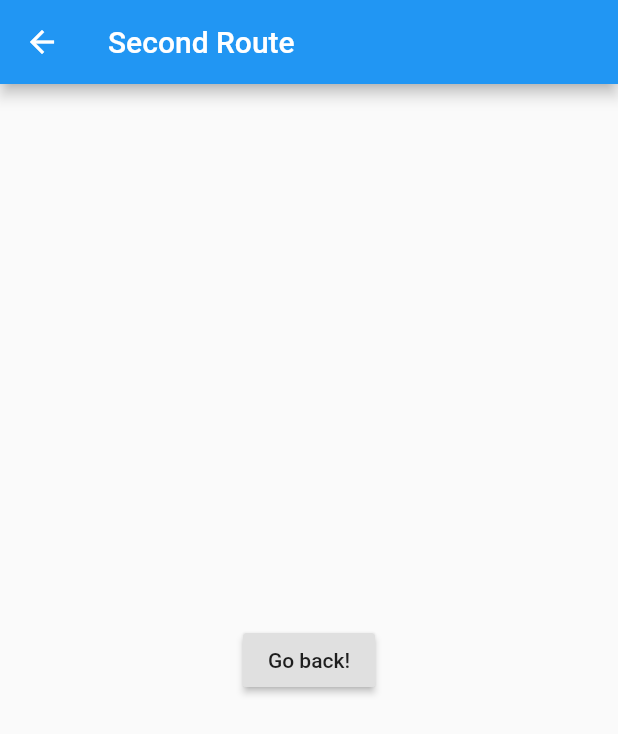
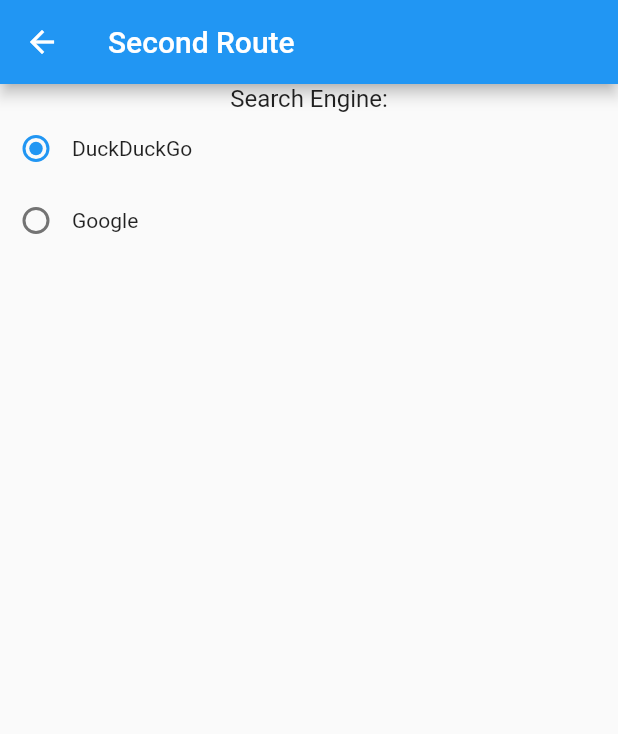
Before and after one commit to Christopher876/Google_Search_Reddit, a Flutter app: the screen it shows after launch, in the side drawer, after a tap on "Settings", on a phone screen of 412 x 824 dp. Shown: the top 734 px of the screen. Run offline on Flutter 3.47's test engine with Material 2 defaults, Android fonts, the phone set to English and light mode, and no system bars; our stand-ins replace modal_progress_hud; missing offline and left inert: beautifulsoup.

Commit message:
Add DuckDuckGo and Google Search Engine Option - Fix Settings Page not updating

```diff
--- a/lib/Globals.dart
+++ b/lib/Globals.dart
@@ -1,6 +1,8 @@
 import 'package:reddit_google_search/Result.dart';
 
+enum SearchEngine{google,ddg}
 class Globals{
   static List<Result> results = new List();
   static bool loading = false;
+  static SearchEngine searchEngine = SearchEngine.ddg;
 }
--- a/lib/settings.dart
+++ b/lib/settings.dart
@@ -1,22 +1,57 @@
 import 'package:flutter/material.dart';
 import 'package:flutter/widgets.dart';
+import 'package:reddit_google_search/Globals.dart';
 
-class Settings extends StatelessWidget{
+class Settings extends StatefulWidget{
+  SettingsPage createState()=>SettingsPage();
+}
+class SettingsPage extends State<Settings>{
   @override
   Widget build(BuildContext context) {
     return Scaffold(
       appBar: AppBar(
         title: Text("Second Route"),
       ),
-      body: Center(
-        child: RaisedButton(
-          onPressed: () {
-            Navigator.pop(context);
-          },
-          child: Text('Go back!'),
-        ),
-      ),
+      body:
+        Column(
+          children: <Widget>[
+            Text("Search Engine:",
+            style: TextStyle(fontSize: 16,),
+            ),
+            new Row(
+              children:<Widget>[
+                new Radio(
+                value: SearchEngine.ddg,
+                groupValue: Globals.searchEngine,
+                onChanged: (SearchEngine value){
+                   setState(() { Globals.searchEngine = value; });
+                },
+              ),
+                Text("DuckDuckGo")
+              ]
+            ),
+            new Row(
+              children:<Widget>[
+                new Radio(
+                value: SearchEngine.google,
+                groupValue: Globals.searchEngine,
+                onChanged: (SearchEngine value){
+                   setState(() { Globals.searchEngine = value; });
+                },
+              ),
+                Text("Google")
+              ]
+            ),
+          ],
+        )
+
     );
   }
 
+  @override
+  State<StatefulWidget> createState() {
+    // TODO: implement createState
+    return null;
+  }
+
 }
```
Also changed, not shown: lib/main.dart (+11 -10 lines).
